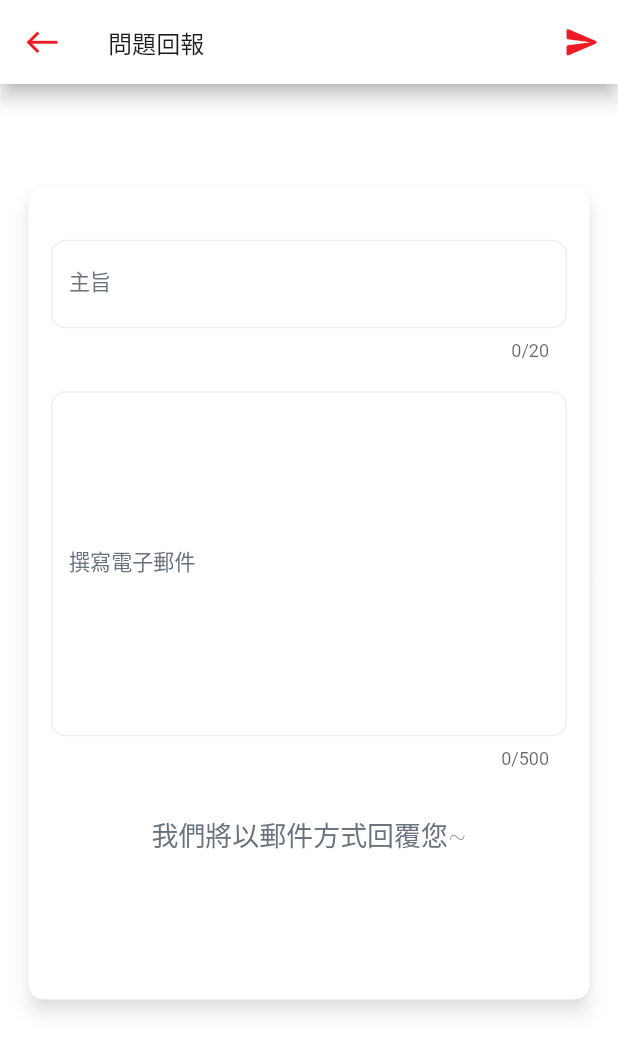
After one commit to JarrenPoh/flutterdemo02, a Flutter app: the Email screen opened directly, on a phone screen of 412 x 824 dp. The commit adds this screen. Shown: the top 1053 px of the screen. Run offline on Flutter 3.47's test engine with Material 2 defaults, Android fonts, the phone set to English and light mode, and no system bars; our stand-ins replace dio, dots_indicator, firebase_analytics, firebase_core, flutter_riverpod, font_awesome_flutter and 7 more; missing offline and left inert: fab_circular_menu, flutter_polyline_points, google_directions_api, google_geocoding, twilio_flutter; accounts and stored records are empty; Roboto replaces fonts that are missing (NotoSansMedium, NotoSansRegular).

Commit message:
2022/0902

```diff
--- a/lib/components3/Drawer.dart
+++ b/lib/components3/Drawer.dart
@@ -74,6 +74,7 @@ class NavigationDrawer extends StatelessWidget {
                 text: '個人檔案',
               )),
           ListTile(
+            onTap: (() => Navigator.pushNamed(context, '/email')),
               leading: Icon(
                 Icons.local_post_office_outlined,
                 size: Dimensions.fontsize24,
--- /dev/null
+++ b/lib/pages/Email.dart
@@ -0,0 +1,253 @@
+import 'dart:convert';
+
+import 'package:flutter/material.dart';
+import 'package:flutterdemo02/models/MiddleText.dart';
+import 'package:flutterdemo02/provider/Shared_Preference.dart';
+import 'package:get/get.dart';
+import 'package:get/get_core/src/get_main.dart';
+import 'package:http/http.dart' as http;
+import '../models/BetweenSM.dart';
+import '../models/ColorSettings.dart';
+import '../models/TabsText.dart';
+
+class Email extends StatefulWidget {
+  Email({Key? key}) : super(key: key);
+
+  @override
+  State<Email> createState() => _EmailState();
+}
+
+class _EmailState extends State<Email> {
+  var title = TextEditingController(text: '');
+  bool titleError = false;
+  var body = TextEditingController(text: '');
+  bool bodyError = false;
+
+  Future sendEmail() async {
+    final response = await http.post(
+      Uri.parse('https://api.emailjs.com/api/v1.0/email/send'),
+      headers: {'Content-Type': 'application/json'},
+      body: jsonEncode({
+        'service_id': 'service_4cxurh4',
+        'template_id': 'template_uyhh4rn',
+        'user_id': 'oC_J8W8m15fe8CJa6',
+        'template_params': {
+          'user_name': UserSimplePreferences.getUserName(),
+          'user_email': UserSimplePreferences.getUserEmail(),
+          'user_subject': title.text,
+          'user_message': body.text,
+        }
+      }),
+    );
+    print('${title.text}');
+    print('${body.text}');
+    print('${UserSimplePreferences.getUserName()}');
+    print('${UserSimplePreferences.getUserEmail()}');
+    print(' response.statusCode in email.dart is ${response.statusCode} ');
+    print(' response.body in email.dart is ${response.body} ');
+  }
+
+  @override
+  void initState() {
+    body.addListener(() {
+      body.text != '' ? bodyError = false : true;
+      setState(() {});
+    });
+    title.addListener(() {
+      title.text != '' ? titleError = false : true;
+      setState(() {});
+    });
+    super.initState();
+  }
+
+  @override
+  void dispose() {
+    body.removeListener(() {
+      body.text != '' ? bodyError = false : true;
+    });
+    title.removeListener(() {
+      title.text != '' ? titleError = false : true;
+    });
+    super.dispose();
+  }
+
+  @override
+  Widget build(BuildContext context) {
+    return Scaffold(
+      backgroundColor: Colors.white,
+      appBar: AppBar(
+        backgroundColor: Colors.white,
+        elevation: 5,
+        title: BetweenSM(
+          color: kBodyTextColor,
+          text: '問題回報',
+          fontFamily: 'NotoSansMedium',
+        ),
+        leading: IconButton(
+          icon: Icon(
+            Icons.west,
+            color: kMaimColor,
+            size: Dimensions.icon25,
+          ),
+          onPressed: () => Navigator.pop(context),
+        ),
+        actions: [
+          IconButton(
+            icon: Icon(
+              Icons.send_rounded,
+              color: kMaimColor,
+              size: Dimensions.icon25,
+            ),
+            onPressed: () async {
+              if (title.text == '') {
+                setState(() {
+                  titleError = true;
+                });
+              } else if (body.text == '') {
+                setState(() {
+                  bodyError = true;
+                });
+              } else {
+                Navigator.pop(context);
+                await sendEmail();
+                Get.snackbar(
+                "發送成功",
+                "我們將以郵件的方式回覆您~",
+                snackPosition: SnackPosition.BOTTOM,
+                duration: const Duration(
+                  seconds: 2,
+                ),
+              );
+              }
+
+
+            },
+          ),
+        ],
+      ),
+      body: GestureDetector(
+        onTap: () {
+          FocusScope.of(context).requestFocus(FocusNode());
+        },
+        child: Container(
+          color: Colors.white,
+          child: SingleChildScrollView(
+            child: Padding(
+              padding: EdgeInsets.all(Dimensions.height15),
+              child: Column(
+                children: [
+                  Container(
+                    height: Dimensions.height50,
+                  ),
+                  Container(
+                    width: Dimensions.screenWidth,
+                    height: Dimensions.height50 * 11,
+                    child: Card(
+                      color: Colors.white,
+                      elevation: Dimensions.height5,
+                      shadowColor: Colors.black54,
+                      shape: RoundedRectangleBorder(
+                        borderRadius:
+                            BorderRadius.circular(Dimensions.radius10),
+                      ),
+                      child: Padding(
+                        padding: EdgeInsets.all(Dimensions.height15),
+                        child: Column(
+                          children: [
+                            Container(
+                              height: Dimensions.height20,
+                            ),
+                            TextField(
+                              controller: title,
+                              maxLength: 20,
+                              maxLines: 1,
+                              decoration: InputDecoration(
+                                label:
+                                    TabText(color: kTextLightColor, text: '主旨'),
+                                enabledBorder: OutlineInputBorder(
+                                  borderRadius: BorderRadius.circular(
+                                      Dimensions.radius10),
+                                  borderSide: BorderSide(
+                                    color: kBottomColor!,
+                                  ),
+                                ),
+                                errorText: titleError ? '不可為空' : null,
+                                focusedBorder: OutlineInputBorder(
+                                  borderRadius: BorderRadius.circular(
+                                      Dimensions.radius10),
+                                  borderSide: BorderSide(
+                                    color: kBottomColor!,
+                                  ),
+                                ),
+                              ),
+                              //使用者輸入帳號有內鍵
+                              keyboardType: TextInputType.emailAddress,
+                              //使用者鍵盤多一個"done"鍵盤
+                              textInputAction: TextInputAction.done,
+                            ),
+                            Container(
+                              height: Dimensions.height20,
+                            ),
+                            TextField(
+                              controller: body,
+                              maxLength: 500,
+                              maxLines: 10,
+                              decoration: InputDecoration(
+                                label: TabText(
+                                    color: kTextLightColor, text: '撰寫電子郵件'),
+                                enabledBorder: OutlineInputBorder(
+                                  borderRadius: BorderRadius.circular(
+                                      Dimensions.radius10),
+                                  borderSide: BorderSide(
+                                    color: kBottomColor!,
+                                  ),
+                                ),
+                                errorText: bodyError ? '不可為空' : null,
+                                focusedBorder: OutlineInputBorder(
+                                  borderRadius: BorderRadius.circular(
+                                      Dimensions.radius10),
+                                  borderSide: BorderSide(
+                                    color: kBottomColor!,
+                                  ),
+                                ),
+                              ),
+                              //使用者輸入帳號有內鍵
+                              keyboardType: TextInputType.emailAddress,
+                              //使用者鍵盤多一個"done"鍵盤
+                              textInputAction: TextInputAction.done,
+                            ),
+                            Padding(
+                              padding: EdgeInsets.all(Dimensions.height15 * 2),
+                              child: MiddleText(
+                                color: kTextLightColor,
+                                text: '我們將以郵件方式回覆您~',
+                                fontFamily: 'NotoSansMedium',
+                              ),
+                            )
+                          ],
+                        ),
+                      ),
+                    ),
+                  ),
+                ],
+              ),
+            ),
+          ),
+        ),
+      ),
+    );
+  }
+  // void showSnackBar(String text) {
+  //     final snackBar = SnackBar(
+  //       content: Text(
+  //         text,
+  //         style: TextStyle(fontSize: 20),
+  //       ),
+  //       backgroundColor: Colors.green,
+  //     );
+
+  //     ScaffoldMessenger.of(context)
+  //       ..removeCurrentSnackBar()
+  //       ..showSnackBar(snackBar);
+  //   }
+}
--- a/lib/pages/History2Order.dart
+++ b/lib/pages/History2Order.dart
@@ -38,6 +38,7 @@ class _HistoryPage2State extends State<HistoryPage2> {
   @override
   Widget build(BuildContext context) {
     return Scaffold(
+      backgroundColor: Colors.white,
       bottomNavigationBar: Container(
         height: 80,
         color: Colors.white,
--- a/lib/pages/HistoryOrder.dart
+++ b/lib/pages/HistoryOrder.dart
@@ -65,6 +65,7 @@ class _HistoryPageState extends State<HistoryPage> {
   @override
   Widget build(BuildContext context) {
     return Scaffold(
+      backgroundColor: Colors.white,
       appBar: AppBar(
         backgroundColor: Colors.white,
         elevation: 5,
--- a/lib/provider/Shared_Preference.dart
+++ b/lib/provider/Shared_Preference.dart
@@ -24,6 +24,8 @@ class UserSimplePreferences {
   //////////////////////
   static Future clearPreference() async {
     await _preferences!.clear();
+    print('刪除記憶存取');
+    print('UserSimplePreferences._keyGoogleKey is ${GetGoogleKey()}');
   }
   /////////////////////
 
--- a/lib/routes/Routes.dart
+++ b/lib/routes/Routes.dart
@@ -1,6 +1,7 @@
 import 'package:firebase_analytics/firebase_analytics.dart';
 import 'package:flutter/material.dart';
 import 'package:flutterdemo02/components3/Drawer.dart';
+import 'package:flutterdemo02/pages/Email.dart';
 import 'package:flutterdemo02/pages/Form5.dart';
 import 'package:flutterdemo02/pages/History2Order.dart';
 import 'package:flutterdemo02/pages/MapSplash.dart';
@@ -61,6 +62,7 @@ final routes = {
   '/registersecond': (context) => const RegisterSecondPage(),
   '/registerthird': (context) => const RegisterThirdPage(),
   '/appbardemo': (context) => AppBarDemoPage(),
+  '/email': (context) => Email(),
 
   // '/myhome':(context)=>MyHomePage(),
   '/splash': (context) => SplashScreen(),
--- a/pubspec.yaml
+++ b/pubspec.yaml
@@ -66,6 +66,7 @@ dependencies:
   fab_circular_menu: ^1.0.2
   flutter_riverpod:
   google_geocoding: ^0.2.0
+  mailer: ^5.2.0
 
 
 dev_dependencies:
```
Also changed, not shown: lib/pages/UserCorrect.dart (+26 -3 lines), lib/pages/UserProfile.dart (+13 -2 lines).
